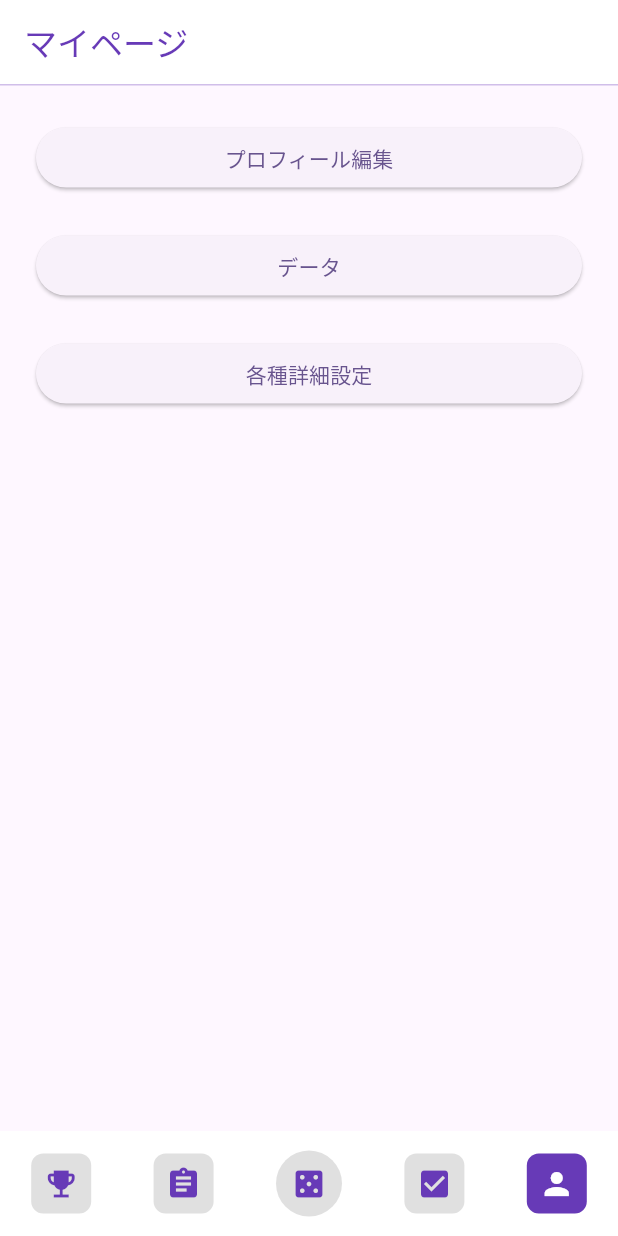
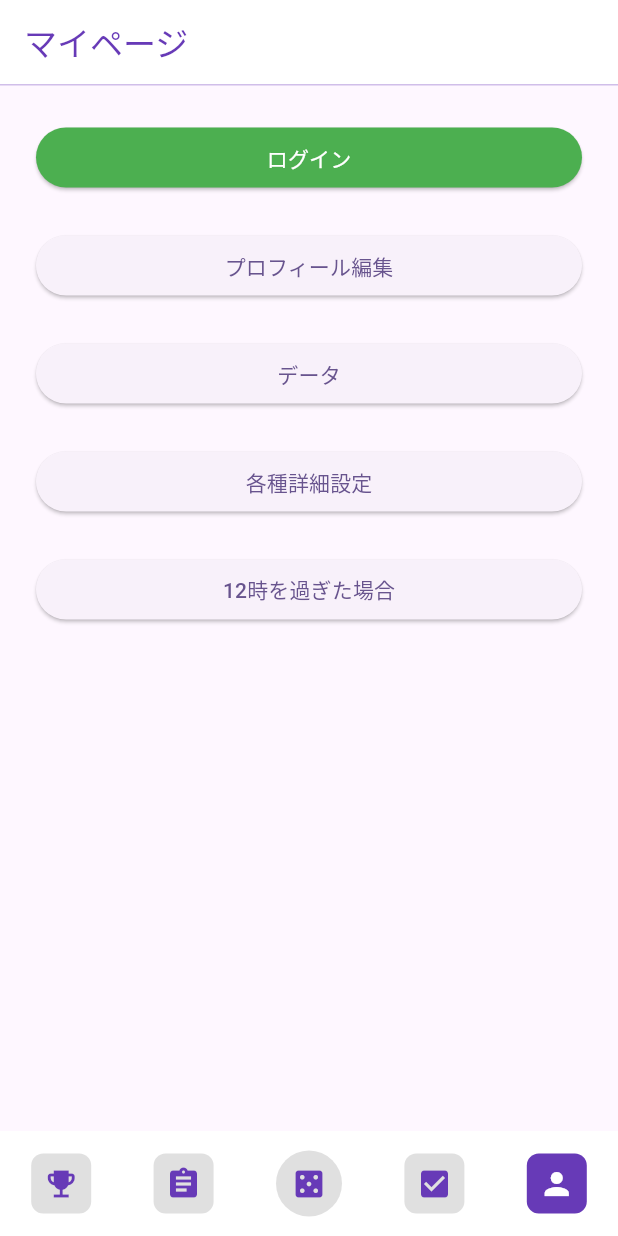
Before and after one commit to nicest414/todolist, a Flutter app: the screen it shows after launch, swiped to page 5, on a phone screen of 412 x 824 dp. Run offline on Flutter 3.47's test engine with Material 3 defaults, Android fonts, the phone set to English and light mode, and no system bars; our stand-ins replace device_preview.

Commit message:
マイページ12時

```diff
--- a/lib/home_screen_souta.dart
+++ b/lib/home_screen_souta.dart
@@ -4,7 +4,9 @@ class TodoItem {
   String title;
   DateTime? doneAt;
   bool isPinned;
-  TodoItem(this.title, {this.doneAt, this.isPinned = false});
+  bool notificationEnabled; // 通知ON/OFF
+
+  TodoItem(this.title, {this.doneAt, this.isPinned = false, this.notificationEnabled = false});
 }
 
 enum TodoView { undone, done }
@@ -17,6 +19,7 @@ class TodoListPage extends StatefulWidget {
 }
 
 class _TodoListPageState extends State<TodoListPage> {
+  // フィールド
   String _profileName = '';
   String _profileBio = '';
   final List<TodoItem> _todosContinue = [];
@@ -26,6 +29,7 @@ class _TodoListPageState extends State<TodoListPage> {
   int _selectedTabIndex = 3; // 4番目(todo単発タブ)を初期選択
   final PageController _pageController = PageController(initialPage: 3);
 
+  // ここから下、すべてクラスの中に入れる！
 
 
   void _addTodo() {
@@ -717,12 +721,12 @@ class _TodoListPageState extends State<TodoListPage> {
   }
 
   Widget _buildMyPageTab() {
-    final nameController = TextEditingController(text: _profileName);
+  final nameController = TextEditingController(text: _profileName);
   final emailController = TextEditingController();
   final passwordController = TextEditingController();
   final bioController = TextEditingController(text: _profileBio);
 
-  final int loginDays = 5;
+  final int loginDays = 0;
   final int totalTasks = _todosContinue.length + _todosSingle.length;
   final int completedTasks = _todosContinue.where((t) => t.doneAt != null).length +
       _todosSingle.where((t) => t.doneAt != null).length;
@@ -745,7 +749,60 @@ class _TodoListPageState extends State<TodoListPage> {
       child: Column(
         crossAxisAlignment: CrossAxisAlignment.start,
         children: [
-          // プロフィール編集ボタン
+          // 1. ログインボタン
+          SizedBox(
+            width: double.infinity,
+            child: ElevatedButton(
+              style: ElevatedButton.styleFrom(
+                backgroundColor: Colors.green, // ボタンの背景色を緑に
+                foregroundColor: Colors.white, // 文字色を白に
+              ),
+              onPressed: () async {
+                final emailController = TextEditingController();
+                final passwordController = TextEditingController();
+                await showDialog(
+                  context: context,
+                  builder: (context) {
+                    return AlertDialog(
+                      title: const Text('ログイン'),
+                      content: Column(
+                        mainAxisSize: MainAxisSize.min,
+                        children: [
+                          TextField(
+                            controller: emailController,
+                            decoration: const InputDecoration(labelText: 'メールアドレス'),
+                            keyboardType: TextInputType.emailAddress,
+                          ),
+                          const SizedBox(height: 12),
+                          TextField(
+                            controller: passwordController,
+                            decoration: const InputDecoration(labelText: 'パスワード'),
+                            obscureText: true,
+                          ),
+                        ],
+                      ),
+                      actions: [
+                        TextButton(
+                          onPressed: () => Navigator.of(context).pop(),
+                          child: const Text('キャンセル'),
+                        ),
+                        ElevatedButton(
+                          onPressed: () {
+                            // ログイン処理をここに実装
+                            Navigator.of(context).pop();
+                          },
+                          child: const Text('ログイン'),
+                        ),
+                      ],
+                    );
+                  },
+                );
+              },
+              child: const Text('ログイン'),
+            ),
+          ),
+          const SizedBox(height: 24),
+          // 2. プロフィール編集
           SizedBox(
             width: double.infinity,
             child: ElevatedButton(
@@ -762,18 +819,6 @@ class _TodoListPageState extends State<TodoListPage> {
                             TextField(
                               controller: nameController,
                               decoration: const InputDecoration(labelText: '名前'),
-                            ),
-                            const SizedBox(height: 12),
-                            TextField(
-                              controller: emailController,
-                              decoration: const InputDecoration(labelText: 'メールアドレス'),
-                              keyboardType: TextInputType.emailAddress,
-                            ),
-                            const SizedBox(height: 12),
-                            TextField(
-                              controller: passwordController,
-                              decoration: const InputDecoration(labelText: 'パスワード'),
-                              obscureText: true,
                             ),
                             const SizedBox(height: 12),
                             TextField(
@@ -815,7 +860,7 @@ class _TodoListPageState extends State<TodoListPage> {
             ),
           ),
           const SizedBox(height: 24),
-          // データボタン
+          // 3. データ
           SizedBox(
             width: double.infinity,
             child: ElevatedButton(
@@ -853,12 +898,11 @@ class _TodoListPageState extends State<TodoListPage> {
             ),
           ),
           const SizedBox(height: 24),
-          // 各種詳細設定ボタン
+          // 4. 各種詳細設定
           SizedBox(
             width: double.infinity,
             child: ElevatedButton(
               onPressed: () {
-                // 詳細設定画面やダイアログをここで表示
                 showDialog(
                   context: context,
                   builder: (context) {
@@ -921,31 +965,42 @@ class _TodoListPageState extends State<TodoListPage> {
               child: const Text('各種詳細設定'),
             ),
           ),
+          const SizedBox(height: 24),
+          // 5. 12時を過ぎた場合
+          SizedBox(
+            width: double.infinity,
+            child: ElevatedButton(
+              onPressed: () {
+                showDialog(
+                  context: context,
+                  builder: (context) => AlertDialog(
+                    title: const Text('12時を過ぎた場合'),
+                    content: const Text('12時を過ぎた場合のアクションをここに追加できます。'),
+                    actions: [
+                      TextButton(
+                        onPressed: () => Navigator.of(context).pop(),
+                        child: const Text('閉じる'),
+                      ),
+                    ],
+                  ),
+                );
+              },
+              child: const Text('12時を過ぎた場合'),
+            ),
+          ),
         ],
       ),
     ),
-  );
-}
-}
+  ); // Paddingのカッコ
+}   // _buildMyPageTab() のカッコ
 
+}   // _TodoListPageState クラスのカッコ ← これが必須！
+
+// ここから下はクラスの外
 class Todo {
-  String title;
-  DateTime date;
-
-  Todo(this.title, this.date);
+  // ...
 }
 
 class TodoManager {
-  List<Todo> todos = [];
-
-  // 今日のToDoを追加
-  void addTodayTodo(String title) {
-    todos.add(Todo(title, DateTime.now()));
-  }
-
-  // 日付順で取得
-  List<Todo> getTodosSortedByDate() {
-    todos.sort((a, b) => a.date.compareTo(b.date));
-    return todos;
-  }
+  // ...
 }
```
